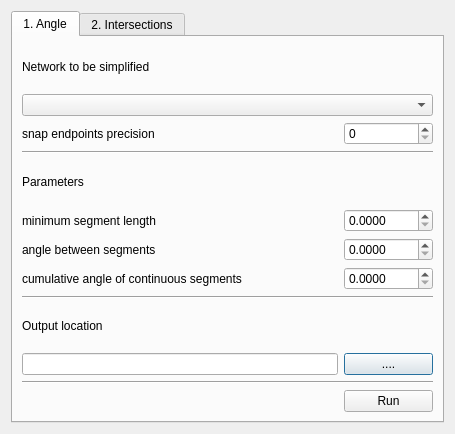
Qt form rcl_simplification_dialog_base.ui (spacesyntax/Rcl-simplification-) before a commit.
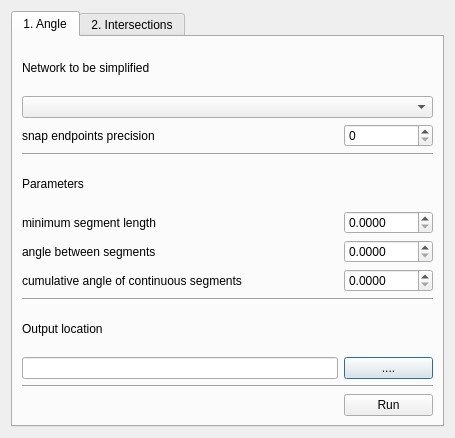
The same form after that commit. The open tabs and pages were chosen to show the change.

```diff
--- a/rcl_simplification_dialog_base.ui
+++ b/rcl_simplification_dialog_base.ui
@@ -7,7 +7,7 @@
     <x>0</x>
     <y>0</y>
     <width>455</width>
-    <height>434</height>
+    <height>438</height>
    </rect>
   </property>
   <property name="sizePolicy">
```
Left out of the diff: 2 changed lines with no effect on the pictures.
